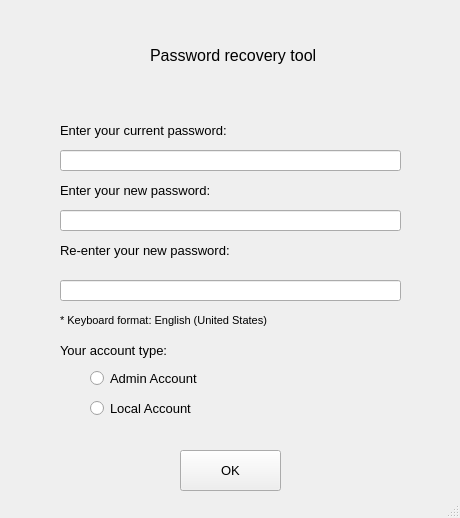
Old version of the form PTI/SPCK/GUI/forgotPassword.ui in the repository GreenSystemDuy08/TL-C4K-PTI01.
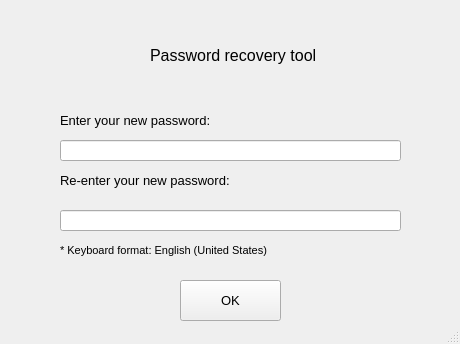
New version of the form.

Patch:
```diff
--- a/PTI/SPCK/GUI/forgotPassword.ui
+++ b/PTI/SPCK/GUI/forgotPassword.ui
@@ -7,7 +7,7 @@
     <x>0</x>
     <y>0</y>
     <width>460</width>
-    <height>518</height>
+    <height>344</height>
    </rect>
   </property>
   <property name="windowTitle">
@@ -36,7 +36,7 @@
     <property name="geometry">
      <rect>
       <x>60</x>
-      <y>170</y>
+      <y>100</y>
       <width>201</width>
       <height>41</height>
      </rect>
@@ -54,7 +54,7 @@
     <property name="geometry">
      <rect>
       <x>60</x>
-      <y>230</y>
+      <y>160</y>
       <width>201</width>
       <height>41</height>
      </rect>
@@ -72,7 +72,7 @@
     <property name="geometry">
      <rect>
       <x>60</x>
-      <y>210</y>
+      <y>140</y>
       <width>341</width>
       <height>21</height>
      </rect>
@@ -85,7 +85,7 @@
     <property name="geometry">
      <rect>
       <x>60</x>
-      <y>280</y>
+      <y>210</y>
       <width>341</width>
       <height>21</height>
      </rect>
@@ -98,7 +98,7 @@
     <property name="geometry">
      <rect>
       <x>180</x>
-      <y>450</y>
+      <y>280</y>
       <width>101</width>
       <height>41</height>
      </rect>
@@ -116,7 +116,7 @@
     <property name="geometry">
      <rect>
       <x>60</x>
-      <y>300</y>
+      <y>230</y>
       <width>251</width>
       <height>41</height>
      </rect>
@@ -130,91 +130,6 @@
      <string>* Keyboard format: English (United States)</string>
     </property>
    </widget>
-   <widget class="QLabel" name="label_5">
-    <property name="geometry">
-     <rect>
-      <x>60</x>
-      <y>110</y>
-      <width>201</width>
-      <height>41</height>
-     </rect>
-    </property>
-    <property name="font">
-     <font>
-      <pointsize>10</pointsize>
-     </font>
-    </property>
-    <property name="text">
-     <string>Enter your current password:</string>
-    </property>
-   </widget>
-   <widget class="QLineEdit" name="le_current">
-    <property name="geometry">
-     <rect>
-      <x>60</x>
-      <y>150</y>
-      <width>341</width>
-      <height>21</height>
-     </rect>
-    </property>
-    <property name="echoMode">
-     <enum>QLineEdit::Password</enum>
-    </property>
-   </widget>
-   <widget class="QLabel" name="label_6">
-    <property name="geometry">
-     <rect>
-      <x>60</x>
-      <y>340</y>
-      <width>121</width>
-      <height>21</height>
-     </rect>
-    </property>
-    <property name="font">
-     <font>
-      <pointsize>10</pointsize>
-     </font>
-    </property>
-    <property name="text">
-     <string>Your account type:</string>
-    </property>
-   </widget>
-   <widget class="QRadioButton" name="rb_admin">
-    <property name="geometry">
-     <rect>
-      <x>90</x>
-      <y>370</y>
-      <width>111</width>
-      <height>17</height>
-     </rect>
-    </property>
-    <property name="font">
-     <font>
-      <pointsize>10</pointsize>
-     </font>
-    </property>
-    <property name="text">
-     <string>Admin Account</string>
-    </property>
-   </widget>
-   <widget class="QRadioButton" name="rb_local">
-    <property name="geometry">
-     <rect>
-      <x>90</x>
-      <y>400</y>
-      <width>101</width>
-      <height>17</height>
-     </rect>
-    </property>
-    <property name="font">
-     <font>
-      <pointsize>10</pointsize>
-     </font>
-    </property>
-    <property name="text">
-     <string>Local Account</string>
-    </property>
-   </widget>
   </widget>
   <widget class="QStatusBar" name="statusbar"/>
  </widget>
```
